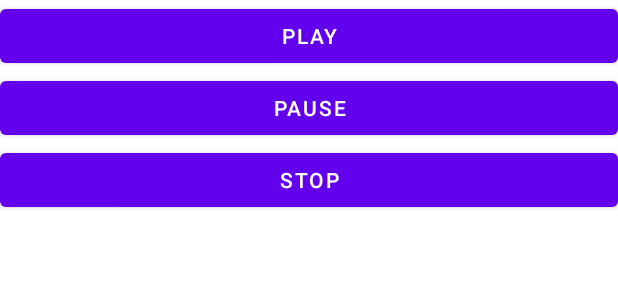
After one commit to udayanga-education/android-section4-video-player, an Android app: the layout activity_sound_player.xml on its own in the app's theme, with its tools: preview values and no code run, on a phone screen of 412 x 824 dp. The commit adds this screen. Shown: the top 300 px of the screen. Run offline under Robolectric (Android 15) with nearby library versions, the phone set to English and light mode, and no system bars.

Commit message:
added sound clip player (Play, pause options)

```diff
--- a/app/src/main/AndroidManifest.xml
+++ b/app/src/main/AndroidManifest.xml
@@ -9,13 +9,15 @@
         android:roundIcon="@mipmap/ic_launcher_round"
         android:supportsRtl="true"
         android:theme="@style/Theme.Section4Video">
-        <activity android:name=".MainActivity">
+        <activity android:name=".SoundPlayer">
             <intent-filter>
                 <action android:name="android.intent.action.MAIN" />
 
                 <category android:name="android.intent.category.LAUNCHER" />
             </intent-filter>
         </activity>
+        <activity android:name=".MainActivity">
+        </activity>
     </application>
 
 </manifest>
--- a/app/src/main/java/senanayake/udayanga/com/section4video/MainActivity.java
+++ b/app/src/main/java/senanayake/udayanga/com/section4video/MainActivity.java
@@ -13,6 +13,10 @@ public class MainActivity extends AppCompatActivity {
         super.onCreate(savedInstanceState);
         setContentView(R.layout.activity_main);
 
+       videoController();
+    }
+
+    private void videoController(){
         VideoView videoView =  findViewById(R.id.videoView);
         videoView.setVideoPath("android.resource://" + getPackageName() + "/" + R.raw.demovideo);
 
--- /dev/null
+++ b/app/src/main/res/layout/activity_sound_player.xml
@@ -0,0 +1,35 @@
+<?xml version="1.0" encoding="utf-8"?>
+<androidx.constraintlayout.widget.ConstraintLayout xmlns:android="http://schemas.android.com/apk/res/android"
+    xmlns:app="http://schemas.android.com/apk/res-auto"
+    xmlns:tools="http://schemas.android.com/tools"
+    android:layout_width="match_parent"
+    android:layout_height="match_parent"
+    tools:context=".SoundPlayer">
+
+    <LinearLayout
+        android:layout_width="match_parent"
+        android:layout_height="match_parent"
+        android:orientation="vertical">
+
+        <Button
+            android:id="@+id/btnPlay"
+            android:layout_width="match_parent"
+            android:layout_height="wrap_content"
+            android:onClick="playAction"
+            android:text="Play" />
+
+        <Button
+            android:id="@+id/pause"
+            android:layout_width="match_parent"
+            android:layout_height="wrap_content"
+            android:onClick="pauseAction"
+            android:text="Pause" />
+
+        <Button
+            android:id="@+id/btnStop"
+            android:layout_width="match_parent"
+            android:layout_height="wrap_content"
+            android:onClick="stopAction"
+            android:text="Stop" />
+    </LinearLayout>
+</androidx.constraintlayout.widget.ConstraintLayout>
```
Also changed, not shown: app/src/main/java/senanayake/udayanga/com/section4video/SoundPlayer.java (added, +31 -0 lines), 1 other file.
